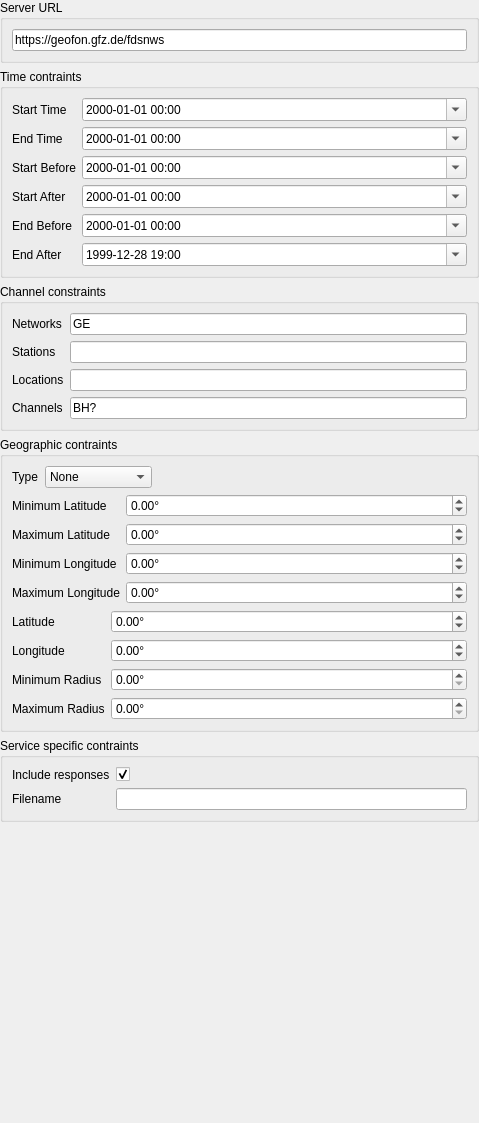
Above: apps/tools/scconfig/dialogs/importfdsnws_sidebar.ui from SeisComP/common before the change. Below: the same form after it.
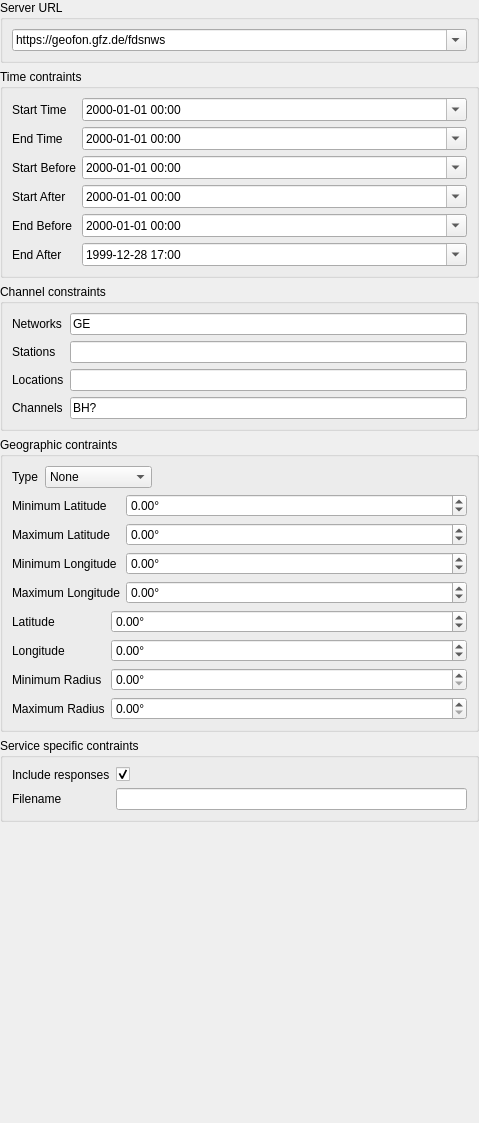
That is the form after the change.

Commit message: [scconfig] Make FDSNWS service provider input a dropdown list

The edit to the form file:
```diff
--- a/apps/tools/scconfig/dialogs/importfdsnws_sidebar.ui
+++ b/apps/tools/scconfig/dialogs/importfdsnws_sidebar.ui
@@ -21,10 +21,23 @@
      </property>
      <layout class="QVBoxLayout" name="verticalLayout_3">
       <item>
-       <widget class="QLineEdit" name="editServerURL">
-        <property name="text">
-         <string>https://geofon.gfz.de/fdsnws</string>
+       <widget class="QComboBox" name="comboServerURL">
+        <property name="editable">
+         <bool>true</bool>
         </property>
+        <property name="currentIndex">
+         <number>0</number>
+        </property>
+        <item>
+         <property name="text">
+          <string>https://geofon.gfz.de/fdsnws</string>
+         </property>
+        </item>
+        <item>
+         <property name="text">
+          <string>https://service.earthscope.org/fdsnws</string>
+         </property>
+        </item>
        </widget>
       </item>
      </layout>
@@ -171,7 +184,7 @@
         </property>
         <property name="dateTime">
          <datetime>
-          <hour>19</hour>
+          <hour>17</hour>
           <minute>0</minute>
           <second>0</second>
           <year>1999</year>
```
Left out of the diff: 46 changed lines with no effect on the pictures. The commit also changes 1 other file.
